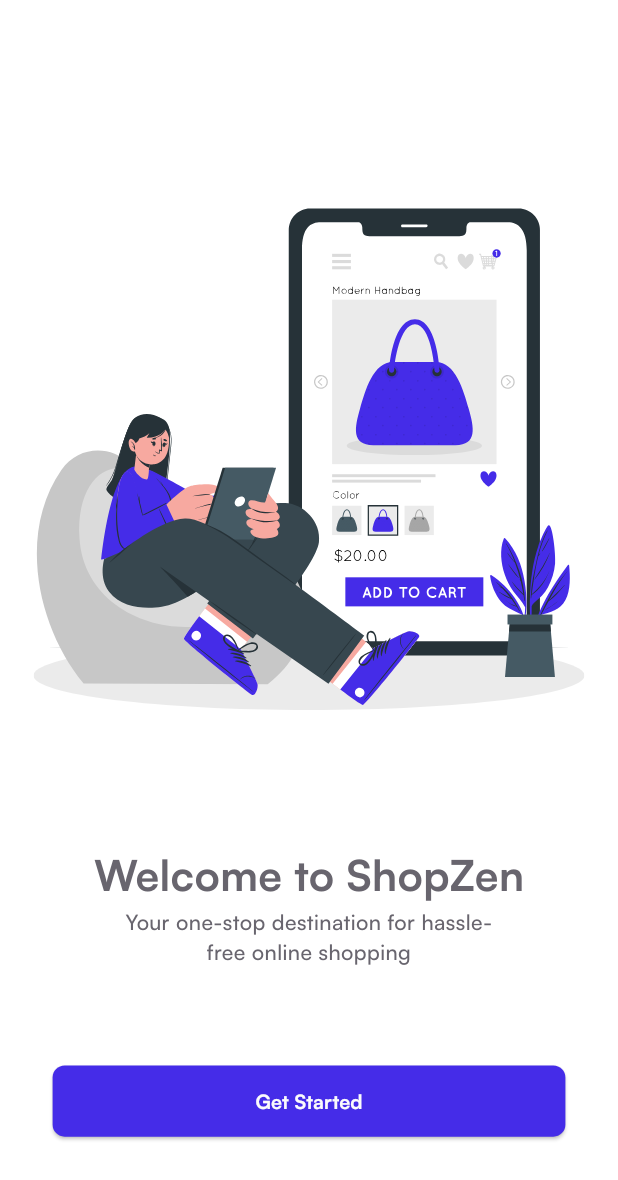
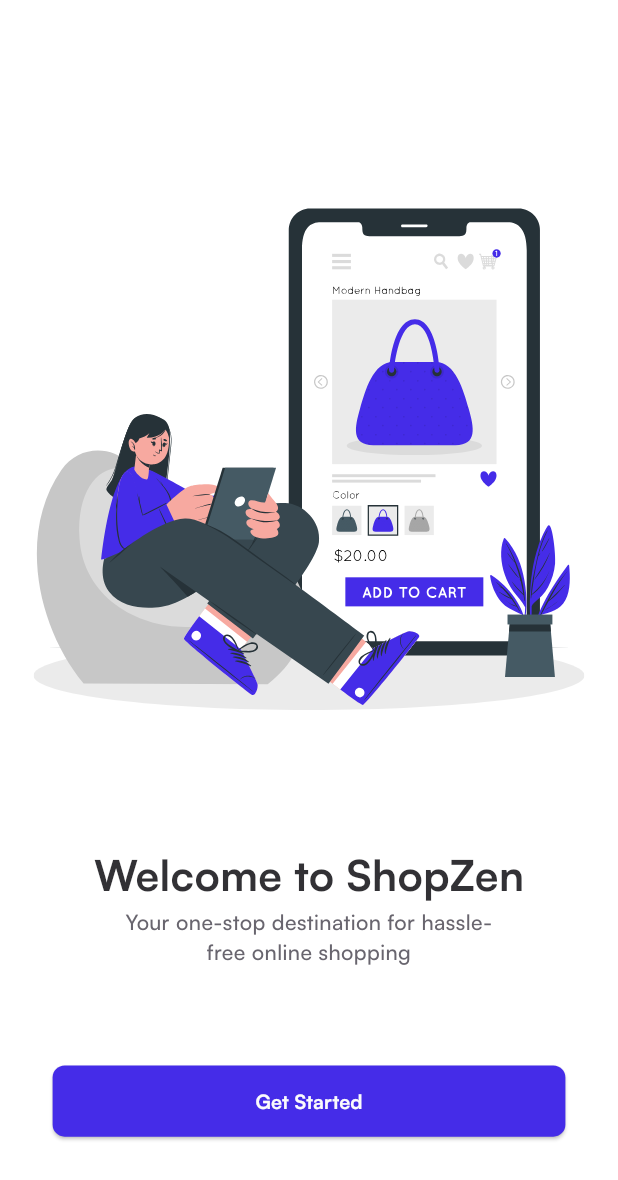
Before and after one commit to aymanshawqi360/ShopZen, a Flutter app: the screen it shows after launch, on a phone screen of 412 x 824 dp. Shown: the top 1180 px of the screen. Run offline on Flutter 3.47's test engine with Material 3 defaults, Android fonts, the phone set to English and light mode, and no system bars; our stand-ins replace flutter_screenutil, flutter_svg, go_router.

Commit message:
-fixed dark_theme & light_theme in onboarding_screen

```diff
--- a/lib/core/utils/app_color.dart
+++ b/lib/core/utils/app_color.dart
@@ -21,6 +21,7 @@
   static Color griy400 = Color(0xffc2c1c9);
   static Color griy500 = Color(0xffa7a5af);
   static Color griy600 = Color(0xff938f9c);
+  static Color griy650 = Color(0xff949494);
   static Color griy700 = Color(0xff7f7b87);
   static Color griy800 = Color(0xff68656e);
   static Color griy900 = Color(0xff57545b);
@@ -46,9 +47,10 @@
   static Color shadowColor = Color(0xff000000);
 
   // ====== Light Text ======
-  static Color textBlack = Color(0xff323135);
+
   static Color textGray = Color(0xff68656E);
   static Color textWhite = Color(0xffFBFBFC);
   // ====== Dark Text ======
+  static Color textBlack = Color(0xff323135);
   // static Color textWhite = Color(0xffFBFBFC);
 }
--- a/lib/feature/onboarding/widget/onboarding_description_and_title.dart
+++ b/lib/feature/onboarding/widget/onboarding_description_and_title.dart
@@ -1,6 +1,8 @@
 import 'package:flutter/material.dart';
 import 'package:shopzen/core/constants/app_size.dart';
 import 'package:shopzen/core/constants/app_strings.dart';
+import 'package:shopzen/core/extension/app_extension.dart';
+import 'package:shopzen/core/utils/app_color.dart';
 import 'package:shopzen/core/utils/app_text_styles.dart';
 
 class OnboardingDescriptionAndTitle extends StatelessWidget {
@@ -14,6 +16,7 @@
                   AppStrings.welcomeOnboarding,
                   style: AppTextStyles.onboardingLarge.copyWith(
                     fontSize: AppSize.textSizeSp28,
+                    color: context.isDark()? AppColors.textWhite:AppColors.textBlack
                   ),
 
                 ),
@@ -21,7 +24,9 @@
               textAlign: TextAlign.center,
               AppStrings.descriptionOnboarding,
               style: AppTextStyles.onboardingBody.copyWith(
-                color: Color(0xff68656E),
+                color:context.isDark()?
+                 AppColors.griy650
+                : AppColors.griy800,
                 fontSize: AppSize.textSizeSp14,
               ),
             ),
```
